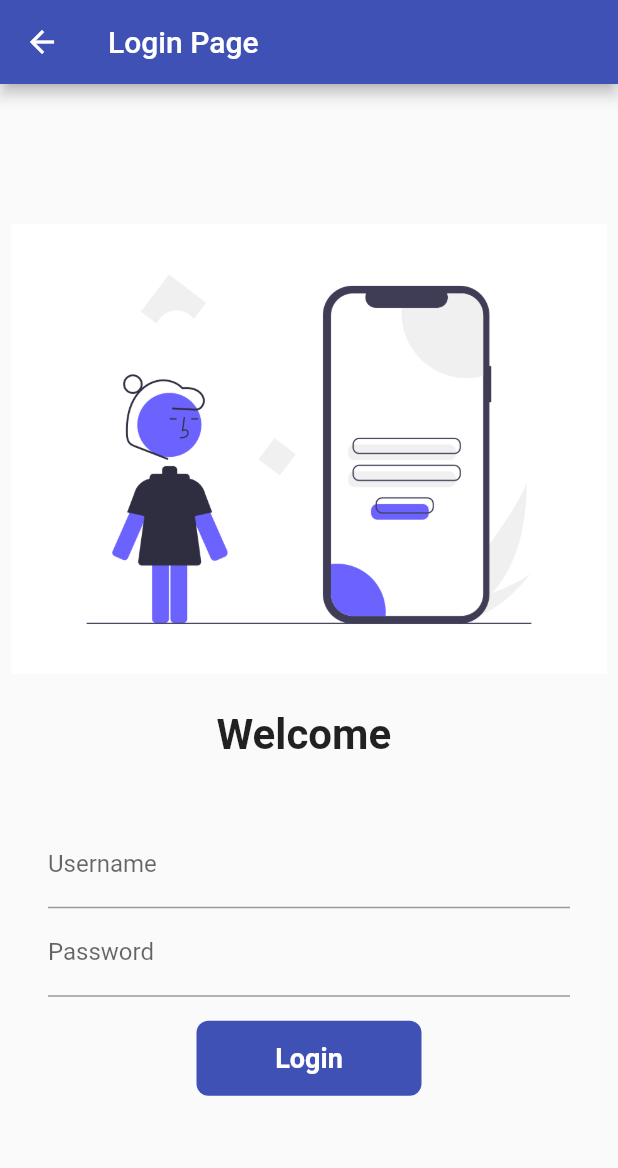
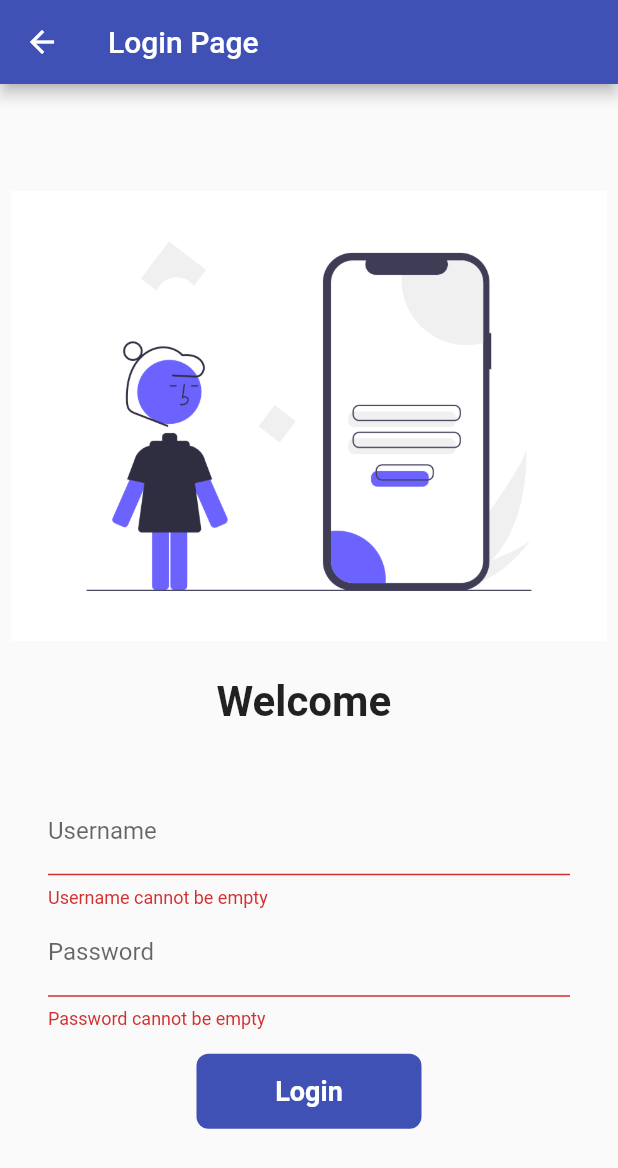
Before and after one commit to Shivam-Verma1/catalogapp, a Flutter app: the screen it shows after launch, after a tap on "Login", on a phone screen of 412 x 824 dp. Shown: the top 1168 px of the screen. Run offline on Flutter 3.47's test engine with Material 2 defaults, Android fonts, the phone set to English and light mode, and no system bars.

```diff
--- a/lib/Pages/login_page.dart
+++ b/lib/Pages/login_page.dart
@@ -12,9 +12,7 @@ class _LoginPageState extends State<LoginPage> {
   String name = "";
   bool changebutton = false;
 
-
   final _formkey = GlobalKey<FormState>();
-
 
   moveToHome(BuildContext context) async {
     if (_formkey.currentState!.validate()) {
@@ -38,9 +36,10 @@ class _LoginPageState extends State<LoginPage> {
       body: Center(
         child: SingleChildScrollView(
           child: Form(
+            key: _formkey,
             child: Column(
               children: <Widget>[
-  //1.image
+                //1.image
                 Image.asset(
                   "assets/images/get1.png",
                   fit: BoxFit.cover,
@@ -52,7 +51,7 @@ class _LoginPageState extends State<LoginPage> {
                 const SizedBox(
                   height: 24,
                 ),
- //3.text widget
+                //3.text widget
                 Text(
                   "Welcome $name",
                   style: const TextStyle(
@@ -60,7 +59,7 @@ class _LoginPageState extends State<LoginPage> {
                     fontWeight: FontWeight.bold,
                   ),
                 ),
- //3.sizedbox
+                //3.sizedbox
                 const SizedBox(
                   height: 24,
                 ),
@@ -80,7 +79,7 @@ class _LoginPageState extends State<LoginPage> {
                         // The validator receives the text that the user has entered.
                         validator: (value) {
                           if (value == null || value.isEmpty) {
-                            return 'Please enter some text';
+                            return 'Username cannot be empty';
                           }
                           return null;
                         },
@@ -90,7 +89,7 @@ class _LoginPageState extends State<LoginPage> {
                           });
                         },
                       ),
-  //password
+                      //password
                       TextFormField(
                         obscureText: true,
                         decoration: const InputDecoration(
@@ -100,10 +99,9 @@ class _LoginPageState extends State<LoginPage> {
                         validator: (value) {
                           if (value == null || value.isEmpty) {
                             return "Password cannot be empty";
+                          } else if (value.length < 6) {
+                            return "Password must contain atleast 6 characters";
                           }
-  // else if (value.length<6) {
-   //   return "Password must contain atleast 6 characters";
-  // }
                           return null;
                         },
                       )
```
